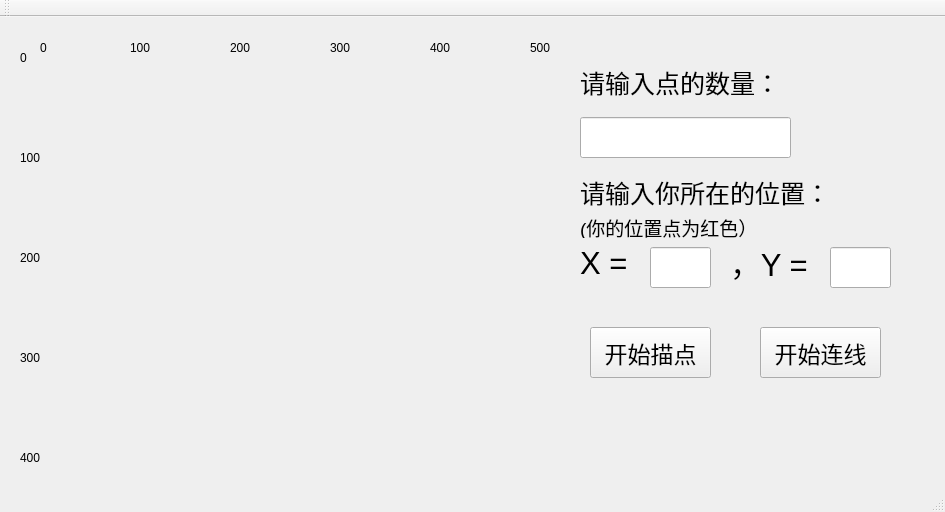
This is mainwindow.ui in Arsener/tsp as Qt 5 draws it before an edit. The edited form follows.
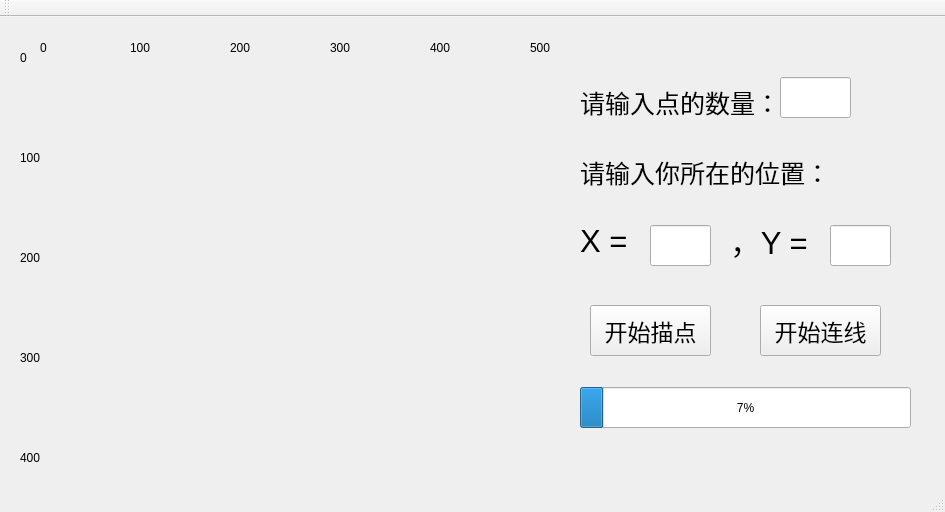
This is the edited form. Custom widgets are drawn as their Qt base class.

Diff of the .ui file:
```diff
--- a/mainwindow.ui
+++ b/mainwindow.ui
@@ -39,9 +39,9 @@
    <widget class="QLineEdit" name="numberLineEdit">
     <property name="geometry">
      <rect>
-      <x>580</x>
-      <y>100</y>
-      <width>211</width>
+      <x>780</x>
+      <y>60</y>
+      <width>71</width>
       <height>41</height>
      </rect>
     </property>
@@ -55,7 +55,7 @@
     <property name="geometry">
      <rect>
       <x>590</x>
-      <y>310</y>
+      <y>288</y>
       <width>121</width>
       <height>51</height>
      </rect>
@@ -73,7 +73,7 @@
     <property name="geometry">
      <rect>
       <x>760</x>
-      <y>310</y>
+      <y>288</y>
       <width>121</width>
       <height>51</height>
      </rect>
@@ -208,7 +208,7 @@
     <property name="geometry">
      <rect>
       <x>580</x>
-      <y>40</y>
+      <y>60</y>
       <width>201</width>
       <height>51</height>
      </rect>
@@ -226,7 +226,7 @@
     <property name="geometry">
      <rect>
       <x>580</x>
-      <y>150</y>
+      <y>130</y>
       <width>261</width>
       <height>51</height>
      </rect>
@@ -244,7 +244,7 @@
     <property name="geometry">
      <rect>
       <x>650</x>
-      <y>230</y>
+      <y>208</y>
       <width>61</width>
       <height>41</height>
      </rect>
@@ -259,7 +259,7 @@
     <property name="geometry">
      <rect>
       <x>580</x>
-      <y>220</y>
+      <y>198</y>
       <width>51</width>
       <height>51</height>
      </rect>
@@ -277,7 +277,7 @@
     <property name="geometry">
      <rect>
       <x>730</x>
-      <y>220</y>
+      <y>198</y>
       <width>81</width>
       <height>51</height>
      </rect>
@@ -295,7 +295,7 @@
     <property name="geometry">
      <rect>
       <x>830</x>
-      <y>230</y>
+      <y>208</y>
       <width>61</width>
       <height>41</height>
      </rect>
@@ -332,22 +332,20 @@
      <string>400</string>
     </property>
    </widget>
-   <widget class="QLabel" name="label_16">
+   <widget class="QProgressBar" name="progressBar">
     <property name="geometry">
      <rect>
       <x>580</x>
-      <y>200</y>
-      <width>181</width>
-      <height>21</height>
+      <y>370</y>
+      <width>331</width>
+      <height>41</height>
      </rect>
     </property>
-    <property name="font">
-     <font>
-      <pointsize>14</pointsize>
-     </font>
+    <property name="maximum">
+     <number>100</number>
     </property>
-    <property name="text">
-     <string>(你的位置点为红色）</string>
+    <property name="value">
+     <number>7</number>
     </property>
    </widget>
   </widget>
```
